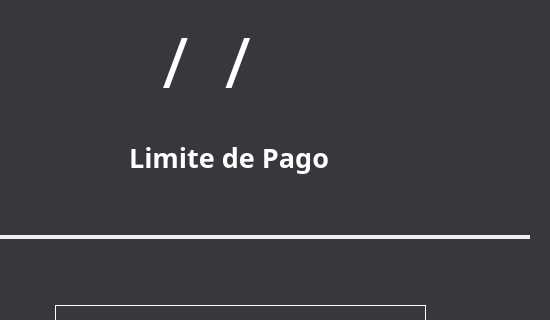
uRicardoCaballero/Radcomtest, file app/frontend/pantalla_principal_admin.ui: the form before one commit; both pictures show x 725 to 1275 and y 155 to 475 of the 1275 by 725 pixel window.
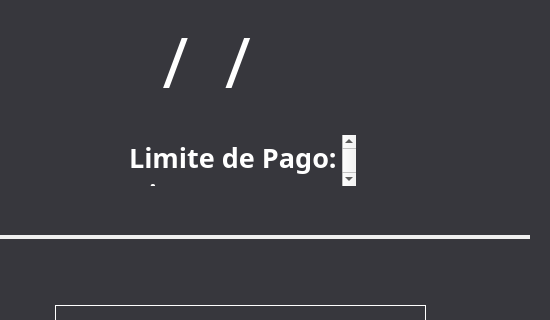
The form after the commit. Icons and pictures are not drawn.

```diff
--- a/app/frontend/pantalla_principal_admin.ui
+++ b/app/frontend/pantalla_principal_admin.ui
@@ -350,8 +350,8 @@
       <string>&lt;!DOCTYPE HTML PUBLIC &quot;-//W3C//DTD HTML 4.0//EN&quot; &quot;http://www.w3.org/TR/REC-html40/strict.dtd&quot;&gt;
 &lt;html&gt;&lt;head&gt;&lt;meta name=&quot;qrichtext&quot; content=&quot;1&quot; /&gt;&lt;style type=&quot;text/css&quot;&gt;
 p, li { white-space: pre-wrap; }
-&lt;/style&gt;&lt;/head&gt;&lt;body style=&quot; font-family:'Montserrat'; font-size:10pt; font-weight:600; font-style:normal;&quot;&gt;
-&lt;p style=&quot; margin-top:0px; margin-bottom:0px; margin-left:0px; margin-right:0px; -qt-block-indent:0; text-indent:0px;&quot;&gt;&lt;span style=&quot; font-size:20pt;&quot;&gt;Limite de Pago&lt;/span&gt;&lt;/p&gt;&lt;/body&gt;&lt;/html&gt;</string>
+&lt;/style&gt;&lt;/head&gt;&lt;body style=&quot; font-family:'Montserrat'; font-size:10pt; font-weight:500; font-style:normal;&quot;&gt;
+&lt;p style=&quot; margin-top:0px; margin-bottom:0px; margin-left:0px; margin-right:0px; -qt-block-indent:0; text-indent:0px;&quot;&gt;&lt;span style=&quot; font-size:20pt;&quot;&gt;Limite de Pago: Dias 15&lt;/span&gt;&lt;/p&gt;&lt;/body&gt;&lt;/html&gt;</string>
      </property>
     </widget>
     <widget class="QLineEdit" name="Usuario">
```
